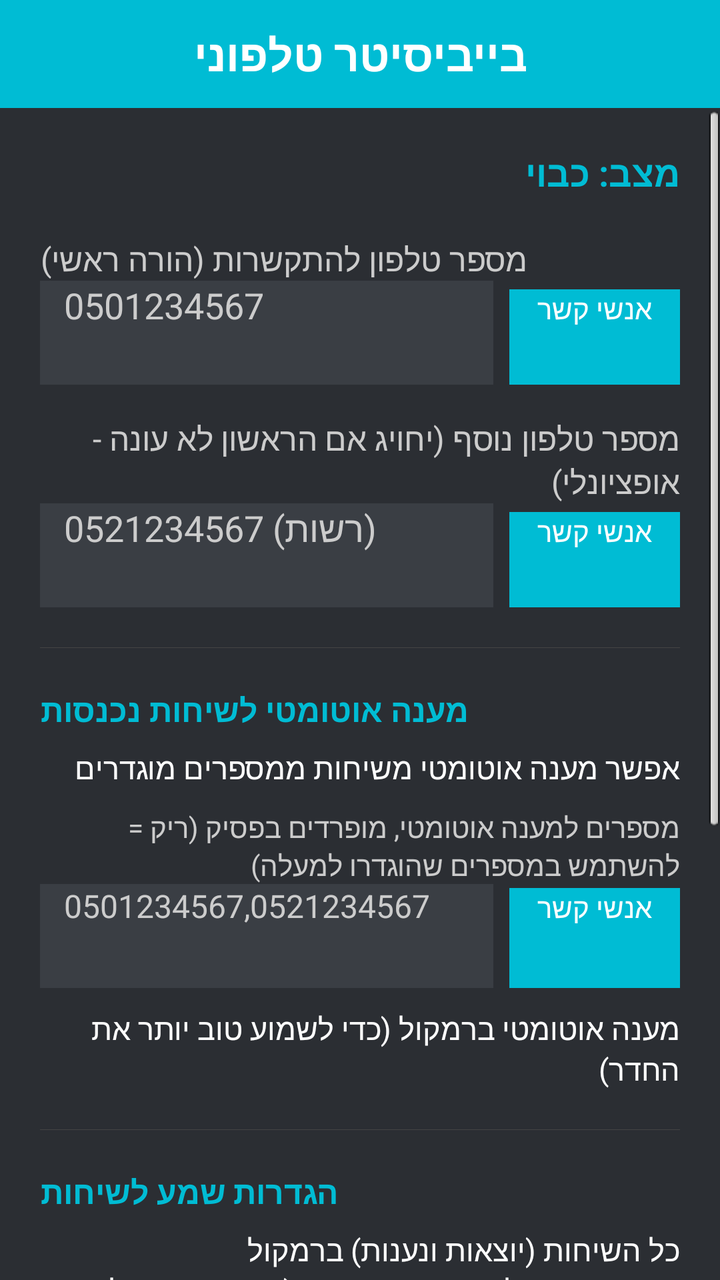
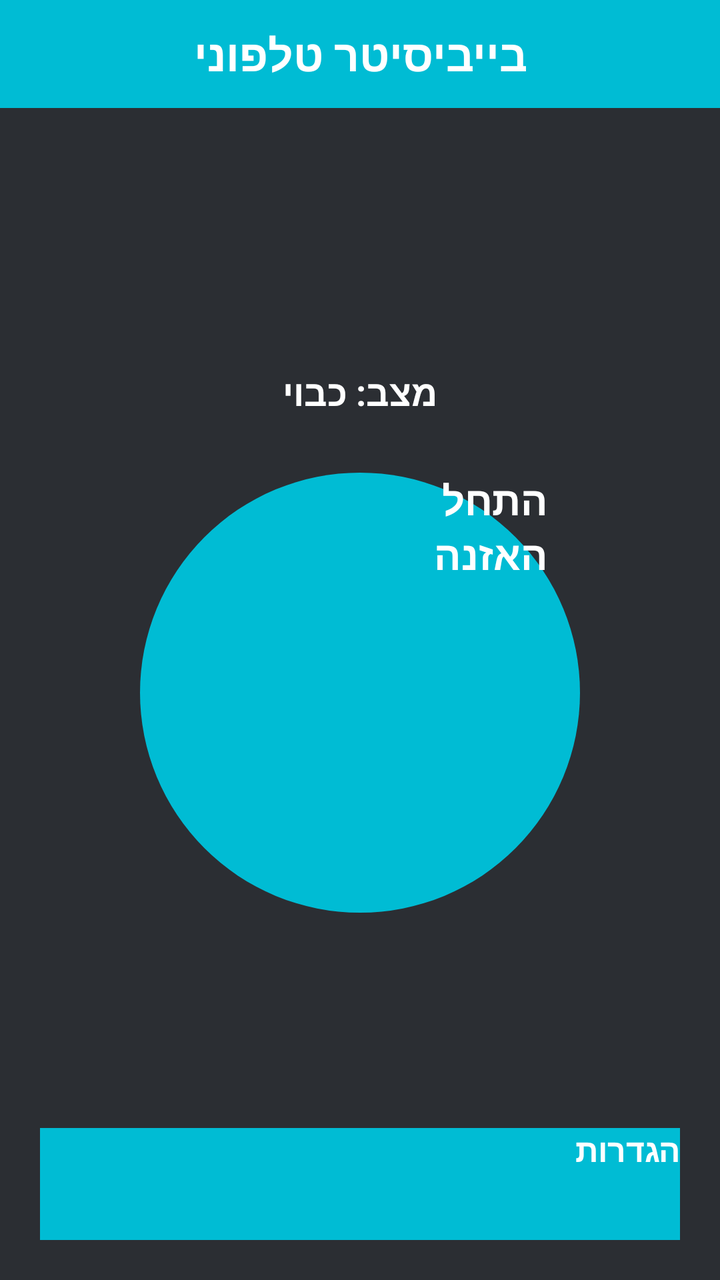

The first picture is an Android layout as it rendered before a commit; the second is the same layout after the commit. The layout source and the unified diff follow.
<!-- AndroidManifest.xml: application theme AppTheme -->
<!-- res/layout/activity_main.xml -->
<?xml version="1.0" encoding="utf-8"?>
<LinearLayout xmlns:android="http://schemas.android.com/apk/res/android"
    android:layout_width="match_parent"
    android:layout_height="match_parent"
    android:orientation="vertical"
    android:background="@color/bg_dark">

    
    <LinearLayout
        android:layout_width="match_parent"
        android:layout_height="wrap_content"
        android:background="@color/header_black">

        <TextView
            android:layout_width="match_parent"
            android:layout_height="wrap_content"
            android:background="@color/accent_teal"
            android:textColor="@color/text_white"
            android:textSize="22sp"
            android:textStyle="bold"
            android:gravity="center"
            android:padding="12dp"
            android:text="@string/app_name" />
    </LinearLayout>

    <ScrollView
        android:layout_width="match_parent"
        android:layout_height="0dp"
        android:layout_weight="1">

        <LinearLayout
            android:layout_width="match_parent"
            android:layout_height="wrap_content"
            android:orientation="vertical"
            android:padding="20dp">

            <TextView
                android:id="@+id/statusText"
                android:layout_width="match_parent"
                android:layout_height="wrap_content"
                android:textColor="@color/accent_teal"
                android:textSize="18sp"
                android:textStyle="bold"
                android:paddingBottom="20dp"
                android:text="@string/status_idle" />

            <TextView
                android:layout_width="wrap_content"
                android:layout_height="wrap_content"
                android:textColor="@color/text_light_gray"
                android:textSize="16sp"
                android:text="@string/phone_label" />

            
            <LinearLayout
                android:layout_width="match_parent"
                android:layout_height="wrap_content"
                android:orientation="horizontal">

                <EditText
                    android:id="@+id/phoneNumberInput"
                    android:layout_width="0dp"
                    android:layout_height="52dp"
                    android:layout_weight="1"
                    android:textColor="@color/text_white"
                    android:textColorHint="@color/text_light_gray"
                    android:background="@color/row_gray"
                    android:paddingStart="12dp"
                    android:paddingEnd="12dp"
                    android:textSize="18sp"
                    android:inputType="phone"
                    android:nextFocusDown="@id/phoneContactButton"
                    android:hint="0501234567" />

                <Button
                    android:id="@+id/phoneContactButton"
                    android:layout_width="wrap_content"
                    android:layout_height="52dp"
                    android:layout_marginStart="8dp"
                    android:minWidth="0dp"
                    android:paddingStart="14dp"
                    android:paddingEnd="14dp"
                    android:background="@drawable/bg_contact_button"
                    android:textColor="@color/text_white"
                    android:textSize="14sp"
                    android:nextFocusDown="@id/secondaryPhoneNumberInput"
                    android:text="@string/pick_contact" />
            </LinearLayout>

            <TextView
                android:layout_width="wrap_content"
                android:layout_height="wrap_content"
                android:textColor="@color/text_light_gray"
                android:textSize="16sp"
                android:paddingTop="16dp"
                android:text="@string/phone_secondary_label" />

            <LinearLayout
                android:layout_width="match_parent"
                android:layout_height="wrap_content"
                android:orientation="horizontal">

                <EditText
                    android:id="@+id/secondaryPhoneNumberInput"
                    android:layout_width="0dp"
                    android:layout_height="52dp"
                    android:layout_weight="1"
                    android:textColor="@color/text_white"
                    android:textColorHint="@color/text_light_gray"
                    android:background="@color/row_gray"
                    android:paddingStart="12dp"
                    android:paddingEnd="12dp"
                    android:textSize="18sp"
                    android:inputType="phone"
                    android:nextFocusDown="@id/secondaryContactButton"
                    android:hint="0521234567 (רשות)" />

                <Button
                    android:id="@+id/secondaryContactButton"
                    android:layout_width="wrap_content"
                    android:layout_height="52dp"
                    android:layout_marginStart="8dp"
                    android:minWidth="0dp"
                    android:paddingStart="14dp"
                    android:paddingEnd="14dp"
                    android:background="@drawable/bg_contact_button"
                    android:textColor="@color/text_white"
                    android:textSize="14sp"
                    android:nextFocusDown="@id/autoAnswerEnabledCheck"
                    android:text="@string/pick_contact" />
            </LinearLayout>

            <View
                android:layout_width="match_parent"
                android:layout_height="1px"
                android:layout_marginTop="20dp"
                android:background="@color/divider_gray" />

            <TextView
                android:layout_width="wrap_content"
                android:layout_height="wrap_content"
                android:textColor="@color/accent_teal"
                android:textSize="16sp"
                android:textStyle="bold"
                android:paddingTop="20dp"
                android:paddingBottom="8dp"
                android:text="@string/auto_answer_section_title" />

            <CheckBox
                android:id="@+id/autoAnswerEnabledCheck"
                android:layout_width="match_parent"
                android:layout_height="wrap_content"
                android:textColor="@color/text_white"
                android:textSize="15sp"
                android:nextFocusDown="@id/autoAnswerNumbersInput"
                android:text="@string/auto_answer_enabled" />

            <TextView
                android:layout_width="wrap_content"
                android:layout_height="wrap_content"
                android:textColor="@color/text_light_gray"
                android:textSize="14sp"
                android:paddingTop="10dp"
                android:text="@string/auto_answer_numbers_label" />

            
            <LinearLayout
                android:layout_width="match_parent"
                android:layout_height="wrap_content"
                android:orientation="horizontal">

                <EditText
                    android:id="@+id/autoAnswerNumbersInput"
                    android:layout_width="0dp"
                    android:layout_height="52dp"
                    android:layout_weight="1"
                    android:textColor="@color/text_white"
                    android:textColorHint="@color/text_light_gray"
                    android:background="@color/row_gray"
                    android:paddingStart="12dp"
                    android:paddingEnd="12dp"
                    android:textSize="16sp"
                    android:inputType="phone"
                    android:nextFocusDown="@id/autoAnswerContactButton"
                    android:hint="0501234567,0521234567" />

                <Button
                    android:id="@+id/autoAnswerContactButton"
                    android:layout_width="wrap_content"
                    android:layout_height="52dp"
                    android:layout_marginStart="8dp"
                    android:minWidth="0dp"
                    android:paddingStart="14dp"
                    android:paddingEnd="14dp"
                    android:background="@drawable/bg_contact_button"
                    android:textColor="@color/text_white"
                    android:textSize="14sp"
                    android:nextFocusDown="@id/autoAnswerSpeakerCheck"
                    android:text="@string/pick_contact" />
            </LinearLayout>

            <CheckBox
                android:id="@+id/autoAnswerSpeakerCheck"
                android:layout_width="match_parent"
                android:layout_height="wrap_content"
                android:layout_marginTop="10dp"
                android:textColor="@color/text_white"
                android:textSize="15sp"
                android:nextFocusDown="@id/allCallsSpeakerCheck"
                android:text="@string/auto_answer_speaker" />

            <View
                android:layout_width="match_parent"
                android:layout_height="1px"
                android:layout_marginTop="20dp"
                android:background="@color/divider_gray" />

            <TextView
                android:layout_width="wrap_content"
                android:layout_height="wrap_content"
                android:textColor="@color/accent_teal"
                android:textSize="16sp"
                android:textStyle="bold"
                android:paddingTop="20dp"
                android:paddingBottom="8dp"
                android:text="@string/audio_section_title" />

            <CheckBox
                android:id="@+id/allCallsSpeakerCheck"
                android:layout_width="match_parent"
                android:layout_height="wrap_content"
                android:textColor="@color/text_white"
                android:textSize="15sp"
                android:nextFocusDown="@id/muteIncomingVoiceCheck"
                android:text="@string/all_calls_speaker" />

            <CheckBox
                android:id="@+id/muteIncomingVoiceCheck"
                android:layout_width="match_parent"
                android:layout_height="wrap_content"
                android:textColor="@color/text_white"
                android:textSize="15sp"
                android:nextFocusDown="@id/muteRingerWhileActiveCheck"
                android:text="@string/mute_incoming_voice" />

            <CheckBox
                android:id="@+id/muteRingerWhileActiveCheck"
                android:layout_width="match_parent"
                android:layout_height="wrap_content"
                android:textColor="@color/text_white"
                android:textSize="15sp"
                android:nextFocusDown="@id/sensitivityGroup"
                android:text="@string/mute_ringer_while_active" />

            <View
                android:layout_width="match_parent"
                android:layout_height="1px"
                android:layout_marginTop="20dp"
                android:background="@color/divider_gray" />

            <TextView
                android:layout_width="wrap_content"
                android:layout_height="wrap_content"
                android:textColor="@color/text_light_gray"
                android:textSize="16sp"
                android:paddingTop="20dp"
                android:text="@string/sensitivity_label" />

            
            <RadioGroup
                android:id="@+id/sensitivityGroup"
                android:layout_width="match_parent"
                android:layout_height="wrap_content"
                android:orientation="vertical"
                android:nextFocusDown="@id/startStopButton">

                <RadioButton
                    android:id="@+id/sensitivityHigh"
                    android:layout_width="match_parent"
                    android:layout_height="48dp"
                    android:textColor="@color/text_white"
                    android:textSize="16sp"
                    android:text="@string/sensitivity_high" />

                <RadioButton
                    android:id="@+id/sensitivityMedium"
                    android:layout_width="match_parent"
                    android:layout_height="48dp"
                    android:textColor="@color/text_white"
                    android:textSize="16sp"
                    android:checked="true"
                    android:text="@string/sensitivity_medium" />

                <RadioButton
                    android:id="@+id/sensitivityLow"
                    android:layout_width="match_parent"
                    android:layout_height="48dp"
                    android:textColor="@color/text_white"
                    android:textSize="16sp"
                    android:text="@string/sensitivity_low" />

            </RadioGroup>

            <Button
                android:id="@+id/startStopButton"
                android:layout_width="match_parent"
                android:layout_height="60dp"
                android:layout_marginTop="24dp"
                android:background="@color/accent_teal"
                android:textColor="@color/text_white"
                android:textStyle="bold"
                android:textSize="18sp"
                android:text="@string/start_listening" />

        </LinearLayout>

    </ScrollView>

</LinearLayout>
<!-- resources referenced by this layout -->
<resources>
  <color name="accent_teal">#FF00BCD4</color>
  <color name="bg_dark">#FF2B2E33</color>
  <color name="divider_gray">#FF444444</color>
  <color name="header_black">#FF000000</color>
  <color name="row_gray">#FF3A3E44</color>
  <color name="text_light_gray">#FFCCCCCC</color>
  <color name="text_white">#FFFFFFFF</color>
  <!-- drawable bg_contact_button (drawable) -->
  <?xml version="1.0" encoding="utf-8"?>
  <selector xmlns:android="http://schemas.android.com/apk/res/android">
  
      <item android:state_focused="true">
          <shape android:shape="rectangle">
              <solid android:color="@color/accent_teal" />
              <stroke
                  android:width="2dp"
                  android:color="@color/focus_green" />
          </shape>
      </item>
  
      <item android:state_pressed="true">
          <shape android:shape="rectangle">
              <solid android:color="@color/accent_teal" />
              <stroke
                  android:width="2dp"
                  android:color="@color/focus_green" />
          </shape>
      </item>
  
      <item>
          <shape android:shape="rectangle">
              <solid android:color="@color/accent_teal" />
          </shape>
      </item>
  
  </selector>
  <string name="all_calls_speaker">כל השיחות (יוצאות ונענות) ברמקול</string>
  <string name="app_name">בייביסיטר טלפוני</string>
  <string name="audio_section_title">הגדרות שמע לשיחות</string>
  <string name="auto_answer_enabled">אפשר מענה אוטומטי משיחות ממספרים מוגדרים</string>
  <string name="auto_answer_numbers_label">מספרים למענה אוטומטי, מופרדים בפסיק (ריק = להשתמש במספרים שהוגדרו למעלה)</string>
  <string name="auto_answer_section_title">מענה אוטומטי לשיחות נכנסות</string>
  <string name="auto_answer_speaker">מענה אוטומטי ברמקול (כדי לשמוע טוב יותר את החדר)</string>
  <string name="mute_incoming_voice">השתק את קול השיחה הנכנסת (כדי שההורה לא יישמע בחדר)</string>
  <string name="mute_ringer_while_active">השתק צלצול שיחות בזמן שהאפליקציה מאזינה</string>
  <string name="phone_label">מספר טלפון להתקשרות (הורה ראשי)</string>
  <string name="phone_secondary_label">מספר טלפון נוסף (יחויג אם הראשון לא עונה - אופציונלי)</string>
  <string name="pick_contact">אנשי קשר</string>
  <string name="sensitivity_high">רגיש מאוד (כל רעש קטן)</string>
  <string name="sensitivity_label">רגישות לזיהוי בכי</string>
  <string name="sensitivity_low">פחות רגיש (רק רעש חזק)</string>
  <string name="sensitivity_medium">רגיל</string>
  <string name="start_listening">התחל האזנה (מצב חדר הילדים)</string>
  <string name="status_idle">מצב: כבוי</string>
  <style name="AppTheme" parent="android:Theme">
          <item name="android:windowNoTitle">true</item>
      </style>
  <color name="focus_green">@android:color/holo_green_light</color>
</resources>

<!-- the commit's change to res/layout/activity_main.xml (unified diff, before → after) -->
@@ -1,20 +1,21 @@
 <?xml version="1.0" encoding="utf-8"?>
-<LinearLayout xmlns:android="http://schemas.android.com/apk/res/android"
+<RelativeLayout xmlns:android="http://schemas.android.com/apk/res/android"
     android:layout_width="match_parent"
     android:layout_height="match_parent"
-    android:orientation="vertical"
-    android:background="@color/bg_dark">
+    android:background="?attr/colorBgMain">
 
     
     <LinearLayout
+        android:id="@+id/headerBar"
         android:layout_width="match_parent"
         android:layout_height="wrap_content"
-        android:background="@color/header_black">
+        android:layout_alignParentTop="true"
+        android:background="?attr/colorHeaderBg">
 
         <TextView
             android:layout_width="match_parent"
             android:layout_height="wrap_content"
-            android:background="@color/accent_teal"
+            android:background="?attr/colorAccent"
             android:textColor="@color/text_white"
             android:textSize="22sp"
             android:textStyle="bold"
@@ -23,297 +24,52 @@
             android:text="@string/app_name" />
     </LinearLayout>
 
-    <ScrollView
+    
+    <Button
+        android:id="@+id/settingsButton"
         android:layout_width="match_parent"
-        android:layout_height="0dp"
-        android:layout_weight="1">
+        android:layout_height="56dp"
+        android:layout_alignParentBottom="true"
+        android:layout_margin="20dp"
+        android:background="@drawable/bg_contact_button"
+        android:textColor="@color/text_white"
+        android:textStyle="bold"
+        android:textSize="16sp"
+        android:nextFocusUp="@id/startStopButton"
+        android:text="@string/settings_button" />
 
-        <LinearLayout
-            android:layout_width="match_parent"
+    
+    <LinearLayout
+        android:layout_width="wrap_content"
+        android:layout_height="wrap_content"
+        android:layout_centerInParent="true"
+        android:orientation="vertical"
+        android:gravity="center_horizontal">
+
+        <TextView
+            android:id="@+id/statusText"
+            android:layout_width="wrap_content"
             android:layout_height="wrap_content"
-            android:orientation="vertical"
-            android:padding="20dp">
+            android:textColor="?attr/colorTextPrimary"
+            android:textSize="18sp"
+            android:textStyle="bold"
+            android:gravity="center"
+            android:paddingBottom="28dp"
+            android:text="@string/status_idle" />
 
-            <TextView
-                android:id="@+id/statusText"
-                android:layout_width="match_parent"
-                android:layout_height="wrap_content"
-                android:textColor="@color/accent_teal"
-                android:textSize="18sp"
-                android:textStyle="bold"
-                android:paddingBottom="20dp"
-                android:text="@string/status_idle" />
+        <Button
+            android:id="@+id/startStopButton"
+            android:layout_width="220dp"
+            android:layout_height="220dp"
+            android:background="@drawable/bg_toggle_idle"
+            android:textColor="@color/text_white"
+            android:textStyle="bold"
+            android:textSize="20sp"
+            android:paddingStart="16dp"
+            android:paddingEnd="16dp"
+            android:nextFocusDown="@id/settingsButton"
+            android:text="@string/start_listening_short" />
 
-            <TextView
-                android:layout_width="wrap_content"
-                android:layout_height="wrap_content"
-                android:textColor="@color/text_light_gray"
-                android:textSize="16sp"
-                android:text="@string/phone_label" />
+    </LinearLayout>
 
-            
-            <LinearLayout
-                android:layout_width="match_parent"
-                android:layout_height="wrap_content"
-                android:orientation="horizontal">
-
-                <EditText
-                    android:id="@+id/phoneNumberInput"
-                    android:layout_width="0dp"
-                    android:layout_height="52dp"
-                    android:layout_weight="1"
-                    android:textColor="@color/text_white"
-                    android:textColorHint="@color/text_light_gray"
-                    android:background="@color/row_gray"
-                    android:paddingStart="12dp"
-                    android:paddingEnd="12dp"
-                    android:textSize="18sp"
-                    android:inputType="phone"
-                    android:nextFocusDown="@id/phoneContactButton"
-                    android:hint="0501234567" />
-
-                <Button
-                    android:id="@+id/phoneContactButton"
-                    android:layout_width="wrap_content"
-                    android:layout_height="52dp"
-                    android:layout_marginStart="8dp"
-                    android:minWidth="0dp"
-                    android:paddingStart="14dp"
-                    android:paddingEnd="14dp"
-                    android:background="@drawable/bg_contact_button"
-                    android:textColor="@color/text_white"
-                    android:textSize="14sp"
-                    android:nextFocusDown="@id/secondaryPhoneNumberInput"
-                    android:text="@string/pick_contact" />
-            </LinearLayout>
-
-            <TextView
-                android:layout_width="wrap_content"
-                android:layout_height="wrap_content"
-                android:textColor="@color/text_light_gray"
-                android:textSize="16sp"
-                android:paddingTop="16dp"
-                android:text="@string/phone_secondary_label" />
-
-            <LinearLayout
-                android:layout_width="match_parent"
-                android:layout_height="wrap_content"
-                android:orientation="horizontal">
-
-                <EditText
-                    android:id="@+id/secondaryPhoneNumberInput"
-                    android:layout_width="0dp"
-                    android:layout_height="52dp"
-                    android:layout_weight="1"
-                    android:textColor="@color/text_white"
-                    android:textColorHint="@color/text_light_gray"
-                    android:background="@color/row_gray"
-                    android:paddingStart="12dp"
-                    android:paddingEnd="12dp"
-                    android:textSize="18sp"
-                    android:inputType="phone"
-                    android:nextFocusDown="@id/secondaryContactButton"
-                    android:hint="0521234567 (רשות)" />
-
-                <Button
-                    android:id="@+id/secondaryContactButton"
-                    android:layout_width="wrap_content"
-                    android:layout_height="52dp"
-                    android:layout_marginStart="8dp"
-                    android:minWidth="0dp"
-                    android:paddingStart="14dp"
-                    android:paddingEnd="14dp"
-                    android:background="@drawable/bg_contact_button"
-                    android:textColor="@color/text_white"
-                    android:textSize="14sp"
-                    android:nextFocusDown="@id/autoAnswerEnabledCheck"
-                    android:text="@string/pick_contact" />
-            </LinearLayout>
-
-            <View
-                android:layout_width="match_parent"
-                android:layout_height="1px"
-                android:layout_marginTop="20dp"
-                android:background="@color/divider_gray" />
-
-            <TextView
-                android:layout_width="wrap_content"
-                android:layout_height="wrap_content"
-                android:textColor="@color/accent_teal"
-                android:textSize="16sp"
-                android:textStyle="bold"
-                android:paddingTop="20dp"
-                android:paddingBottom="8dp"
-                android:text="@string/auto_answer_section_title" />
-
-            <CheckBox
-                android:id="@+id/autoAnswerEnabledCheck"
-                android:layout_width="match_parent"
-                android:layout_height="wrap_content"
-                android:textColor="@color/text_white"
-                android:textSize="15sp"
-                android:nextFocusDown="@id/autoAnswerNumbersInput"
-                android:text="@string/auto_answer_enabled" />
-
-            <TextView
-                android:layout_width="wrap_content"
-                android:layout_height="wrap_content"
-                android:textColor="@color/text_light_gray"
-                android:textSize="14sp"
-                android:paddingTop="10dp"
-                android:text="@string/auto_answer_numbers_label" />
-
-            
-            <LinearLayout
-                android:layout_width="match_parent"
-                android:layout_height="wrap_content"
-                android:orientation="horizontal">
-
-                <EditText
-                    android:id="@+id/autoAnswerNumbersInput"
-                    android:layout_width="0dp"
-                    android:layout_height="52dp"
-                    android:layout_weight="1"
-                    android:textColor="@color/text_white"
-                    android:textColorHint="@color/text_light_gray"
-                    android:background="@color/row_gray"
-                    android:paddingStart="12dp"
-                    android:paddingEnd="12dp"
-                    android:textSize="16sp"
-                    android:inputType="phone"
-                    android:nextFocusDown="@id/autoAnswerContactButton"
-                    android:hint="0501234567,0521234567" />
-
-                <Button
-                    android:id="@+id/autoAnswerContactButton"
-                    android:layout_width="wrap_content"
-                    android:layout_height="52dp"
-                    android:layout_marginStart="8dp"
-                    android:minWidth="0dp"
-                    android:paddingStart="14dp"
-                    android:paddingEnd="14dp"
-                    android:background="@drawable/bg_contact_button"
-                    android:textColor="@color/text_white"
-                    android:textSize="14sp"
-                    android:nextFocusDown="@id/autoAnswerSpeakerCheck"
-                    android:text="@string/pick_contact" />
-            </LinearLayout>
-
-            <CheckBox
-                android:id="@+id/autoAnswerSpeakerCheck"
-                android:layout_width="match_parent"
-                android:layout_height="wrap_content"
-                android:layout_marginTop="10dp"
-                android:textColor="@color/text_white"
-                android:textSize="15sp"
-                android:nextFocusDown="@id/allCallsSpeakerCheck"
-                android:text="@string/auto_answer_speaker" />
-
-            <View
-                android:layout_width="match_parent"
-                android:layout_height="1px"
-                android:layout_marginTop="20dp"
-                android:background="@color/divider_gray" />
-
-            <TextView
-                android:layout_width="wrap_content"
-                android:layout_height="wrap_content"
-                android:textColor="@color/accent_teal"
-                android:textSize="16sp"
-                android:textStyle="bold"
-                android:paddingTop="20dp"
-                android:paddingBottom="8dp"
-                android:text="@string/audio_section_title" />
-
-            <CheckBox
-                android:id="@+id/allCallsSpeakerCheck"
-                android:layout_width="match_parent"
-                android:layout_height="wrap_content"
-                android:textColor="@color/text_white"
-                android:textSize="15sp"
-                android:nextFocusDown="@id/muteIncomingVoiceCheck"
-                android:text="@string/all_calls_speaker" />
-
-            <CheckBox
-                android:id="@+id/muteIncomingVoiceCheck"
-                android:layout_width="match_parent"
-                android:layout_height="wrap_content"
-                android:textColor="@color/text_white"
-                android:textSize="15sp"
-                android:nextFocusDown="@id/muteRingerWhileActiveCheck"
-                android:text="@string/mute_incoming_voice" />
-
-            <CheckBox
-                android:id="@+id/muteRingerWhileActiveCheck"
-                android:layout_width="match_parent"
-                android:layout_height="wrap_content"
-                android:textColor="@color/text_white"
-                android:textSize="15sp"
-                android:nextFocusDown="@id/sensitivityGroup"
-                android:text="@string/mute_ringer_while_active" />
-
-            <View
-                android:layout_width="match_parent"
-                android:layout_height="1px"
-                android:layout_marginTop="20dp"
-                android:background="@color/divider_gray" />
-
-            <TextView
-                android:layout_width="wrap_content"
-                android:layout_height="wrap_content"
-                android:textColor="@color/text_light_gray"
-                android:textSize="16sp"
-                android:paddingTop="20dp"
-                android:text="@string/sensitivity_label" />
-
-            
-            <RadioGroup
-                android:id="@+id/sensitivityGroup"
-                android:layout_width="match_parent"
-                android:layout_height="wrap_content"
-                android:orientation="vertical"
-                android:nextFocusDown="@id/startStopButton">
-
-                <RadioButton
-                    android:id="@+id/sensitivityHigh"
-                    android:layout_width="match_parent"
-                    android:layout_height="48dp"
-                    android:textColor="@color/text_white"
-                    android:textSize="16sp"
-                    android:text="@string/sensitivity_high" />
-
-                <RadioButton
-                    android:id="@+id/sensitivityMedium"
-                    android:layout_width="match_parent"
-                    android:layout_height="48dp"
-                    android:textColor="@color/text_white"
-                    android:textSize="16sp"
-                    android:checked="true"
-                    android:text="@string/sensitivity_medium" />
-
-                <RadioButton
-                    android:id="@+id/sensitivityLow"
-                    android:layout_width="match_parent"
-                    android:layout_height="48dp"
-                    android:textColor="@color/text_white"
-                    android:textSize="16sp"
-                    android:text="@string/sensitivity_low" />
-
-            </RadioGroup>
-
-            <Button
-                android:id="@+id/startStopButton"
-                android:layout_width="match_parent"
-                android:layout_height="60dp"
-                android:layout_marginTop="24dp"
-                android:background="@color/accent_teal"
-                android:textColor="@color/text_white"
-                android:textStyle="bold"
-                android:textSize="18sp"
-                android:text="@string/start_listening" />
-
-        </LinearLayout>
-
-    </ScrollView>
-
-</LinearLayout>
+</RelativeLayout>
<!-- resource entries referenced after the edit -->
@@ -1,11 +1,5 @@
 <!-- resources referenced by this layout -->
 <resources>
-  <color name="accent_teal">#FF00BCD4</color>
-  <color name="bg_dark">#FF2B2E33</color>
-  <color name="divider_gray">#FF444444</color>
-  <color name="header_black">#FF000000</color>
-  <color name="row_gray">#FF3A3E44</color>
-  <color name="text_light_gray">#FFCCCCCC</color>
   <color name="text_white">#FFFFFFFF</color>
   <!-- drawable bg_contact_button (drawable) -->
   <?xml version="1.0" encoding="utf-8"?>
@@ -36,27 +30,56 @@
       </item>
   
   </selector>
-  <string name="all_calls_speaker">כל השיחות (יוצאות ונענות) ברמקול</string>
+  <!-- drawable bg_toggle_idle (drawable) -->
+  <?xml version="1.0" encoding="utf-8"?>
+  <selector xmlns:android="http://schemas.android.com/apk/res/android">
+  
+      <item android:state_focused="true">
+          <shape android:shape="oval">
+              <solid android:color="@color/accent_teal" />
+              <stroke
+                  android:width="3dp"
+                  android:color="@color/focus_green" />
+          </shape>
+      </item>
+  
+      <item android:state_pressed="true">
+          <shape android:shape="oval">
+              <solid android:color="@color/accent_teal" />
+              <stroke
+                  android:width="3dp"
+                  android:color="@color/focus_green" />
+          </shape>
+      </item>
+  
+      <item>
+          <shape android:shape="oval">
+              <solid android:color="@color/accent_teal" />
+          </shape>
+      </item>
+  
+  </selector>
   <string name="app_name">בייביסיטר טלפוני</string>
-  <string name="audio_section_title">הגדרות שמע לשיחות</string>
-  <string name="auto_answer_enabled">אפשר מענה אוטומטי משיחות ממספרים מוגדרים</string>
-  <string name="auto_answer_numbers_label">מספרים למענה אוטומטי, מופרדים בפסיק (ריק = להשתמש במספרים שהוגדרו למעלה)</string>
-  <string name="auto_answer_section_title">מענה אוטומטי לשיחות נכנסות</string>
-  <string name="auto_answer_speaker">מענה אוטומטי ברמקול (כדי לשמוע טוב יותר את החדר)</string>
-  <string name="mute_incoming_voice">השתק את קול השיחה הנכנסת (כדי שההורה לא יישמע בחדר)</string>
-  <string name="mute_ringer_while_active">השתק צלצול שיחות בזמן שהאפליקציה מאזינה</string>
-  <string name="phone_label">מספר טלפון להתקשרות (הורה ראשי)</string>
-  <string name="phone_secondary_label">מספר טלפון נוסף (יחויג אם הראשון לא עונה - אופציונלי)</string>
-  <string name="pick_contact">אנשי קשר</string>
-  <string name="sensitivity_high">רגיש מאוד (כל רעש קטן)</string>
-  <string name="sensitivity_label">רגישות לזיהוי בכי</string>
-  <string name="sensitivity_low">פחות רגיש (רק רעש חזק)</string>
-  <string name="sensitivity_medium">רגיל</string>
-  <string name="start_listening">התחל האזנה (מצב חדר הילדים)</string>
+  <string name="settings_button">הגדרות</string>
+  <string name="start_listening_short">התחל\nהאזנה</string>
   <string name="status_idle">מצב: כבוי</string>
   <style name="AppTheme" parent="android:Theme">
           <item name="android:windowNoTitle">true</item>
+          <item name="colorBgMain">@color/bg_dark</item>
+          <item name="colorHeaderBg">@color/header_black</item>
+          <item name="colorAccent">@color/accent_teal</item>
+          <item name="colorTextPrimary">@color/text_white</item>
+          <item name="colorTextSecondary">@color/text_light_gray</item>
+          <item name="colorRowBg">@color/row_gray</item>
+          <item name="colorDivider">@color/divider_gray</item>
+          <item name="colorButtonText">@color/text_white</item>
       </style>
+  <color name="accent_teal">#FF00BCD4</color>
   <color name="focus_green">@android:color/holo_green_light</color>
+  <color name="bg_dark">#FF2B2E33</color>
+  <color name="header_black">#FF000000</color>
+  <color name="text_light_gray">#FFCCCCCC</color>
+  <color name="row_gray">#FF3A3E44</color>
+  <color name="divider_gray">#FF444444</color>
 </resources>
 
